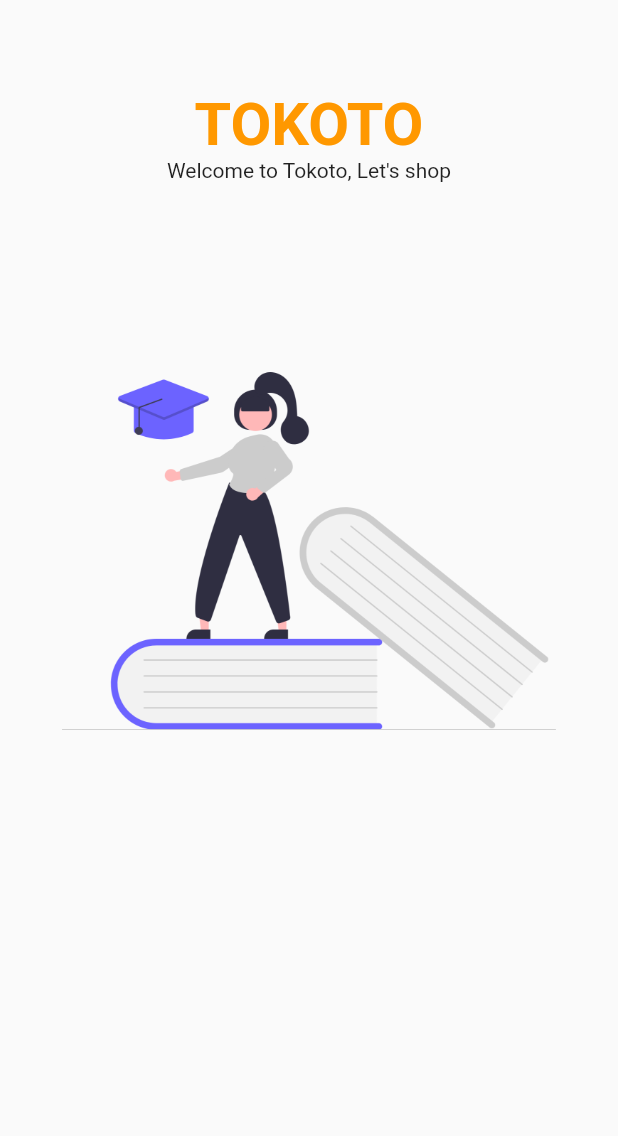
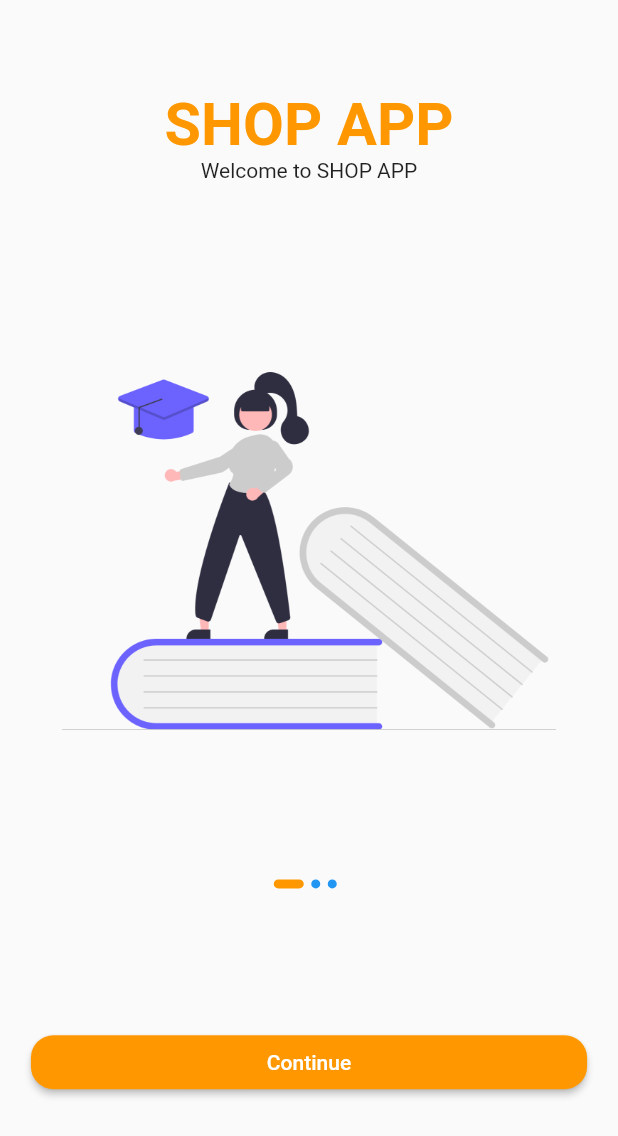
Before and after one commit to mehedi481/E-commerce-App-UI-Flutter, a Flutter app: the screen it shows after launch, on a phone screen of 412 x 824 dp. Shown: the top 1136 px of the screen. Run offline on Flutter 3.47's test engine with Material 2 defaults, Android fonts, the phone set to English and light mode, and no system bars; our stand-ins replace google_fonts.

Commit message:
onBoard page complete

```diff
--- a/lib/main.dart
+++ b/lib/main.dart
@@ -11,7 +11,7 @@
   Widget build(BuildContext context) {
     return MaterialApp(
       debugShowCheckedModeBanner: false,
-      title: 'Flutter Demo',
+      title: 'E-Commerce App Design',
       theme: ThemeData(
         primarySwatch: Colors.blue,
       ),
--- a/lib/pages/home_page/components/body.dart
+++ b/lib/pages/home_page/components/body.dart
@@ -1,5 +1,6 @@
 import 'package:e_commerce_app_ui/helpers/size_config/size_config.dart';
 import 'package:e_commerce_app_ui/helpers/themes/themes.dart';
+import 'package:e_commerce_app_ui/pages/home_page/components/splashComponent.dart';
 import 'package:flutter/material.dart';
 
 class Body extends StatefulWidget {
@@ -10,6 +11,18 @@
 }
 
 class _BodyState extends State<Body> {
+  var currentPage = 0;
+  List<Map<String, String>> splashData = [
+    {"text": "Welcome to SHOP APP", "image": "assets/images/onBoard1.png"},
+    {
+      "text": "Welcome to SHOP APP.We help people to connect with store",
+      "image": "assets/images/onBoard2.png"
+    },
+    {
+      "text": "Welcome to SHOP APP.Stay with us and use this app",
+      "image": "assets/images/onBoard3.png"
+    },
+  ];
   @override
   Widget build(BuildContext context) {
     return SafeArea(
@@ -17,32 +30,66 @@
         children: [
           Expanded(
             flex: 3,
+            child: PageView.builder(
+              onPageChanged: (value) {
+                setState(() {
+                  currentPage = value;
+                });
+              },
+              itemCount: splashData.length,
+              itemBuilder: (context, index) => SplashContent(
+                image: splashData[index]["image"],
+                text: splashData[index]["text"],
+              ),
+            ),
+          ),
+          Expanded(
+            flex: 2,
             child: Column(
               children: [
                 Spacer(),
-                  Text(
-                    "TOKOTO",
-                    style: TextStyle(
-                      fontSize: getProportionateScreenWidth(36),
-                      color: kPrimaryColor,
-                      fontWeight: FontWeight.bold,
+                Row(
+                  mainAxisAlignment: mainCenter,
+                  children: List.generate(
+                    splashData.length,
+                    (index) => dotMethod(index: index),
                   ),
                 ),
-                  Text("Welcome to Tokoto, Let's shop"),
-                  Spacer(flex: 2,),
-                  Image.asset(
-                    "assets/images/onBoard1.png",
-                    height: getProportionateScreenHeight(250),
-                    width: getProportionateScreenWidth(300),
+                Spacer(),
+                SizedBox(
+                  width: ScreenSize.width * 0.9,
+                  child: ElevatedButton(
+                    style: ButtonStyle(
+                      backgroundColor:
+                          MaterialStateProperty.all<Color>(kPrimaryColor),
+                      shape: MaterialStateProperty.all<RoundedRectangleBorder>(
+                        RoundedRectangleBorder(
+                            borderRadius: BorderRadius.circular(15)),
                       ),
+                    ),
+                    onPressed: () {},
+                    child: Text("Continue"),
+                  ),
+                ),
+                Spacer(),
               ],
-              )),
-          Expanded(
-            flex: 2,
-            child: Container(),
+            ),
           ),
         ],
       ),
     );
   }
+
+  AnimatedContainer dotMethod({int? index}) {
+    return AnimatedContainer(
+      duration: Duration(milliseconds: 300),
+      margin: const EdgeInsets.only(right: 5),
+      height: 6,
+      width: currentPage == index ? 20 : 6,
+      decoration: BoxDecoration(
+        color: currentPage == index ? kPrimaryColor : Colors.blue,
+        borderRadius: BorderRadius.circular(3),
+      ),
+    );
   }
+}
--- /dev/null
+++ b/lib/pages/home_page/components/splashComponent.dart
@@ -0,0 +1,38 @@
+import 'package:e_commerce_app_ui/helpers/size_config/size_config.dart';
+import 'package:e_commerce_app_ui/helpers/themes/themes.dart';
+import 'package:flutter/material.dart';
+class SplashContent extends StatelessWidget {
+  const SplashContent({
+    Key? key,
+    this.text,
+    this.image,
+  }) : super(key: key);
+  final text;
+  final image;
+
+  @override
+  Widget build(BuildContext context) {
+    return Column(
+      children: [
+        Spacer(),
+        Text(
+          "SHOP APP",
+          style: TextStyle(
+            fontSize: getProportionateScreenWidth(36),
+            color: kPrimaryColor,
+            fontWeight: FontWeight.bold,
+          ),
+        ),
+        Text(text,textAlign: TextAlign.center,),
+        Spacer(
+          flex: 2,
+        ),
+        Image.asset(
+          image,
+          height: getProportionateScreenHeight(250),
+          width: getProportionateScreenWidth(300),
+        ),
+      ],
+    );
+  }
+}
```
Lines whose indentation alone changed are shown as unchanged.
